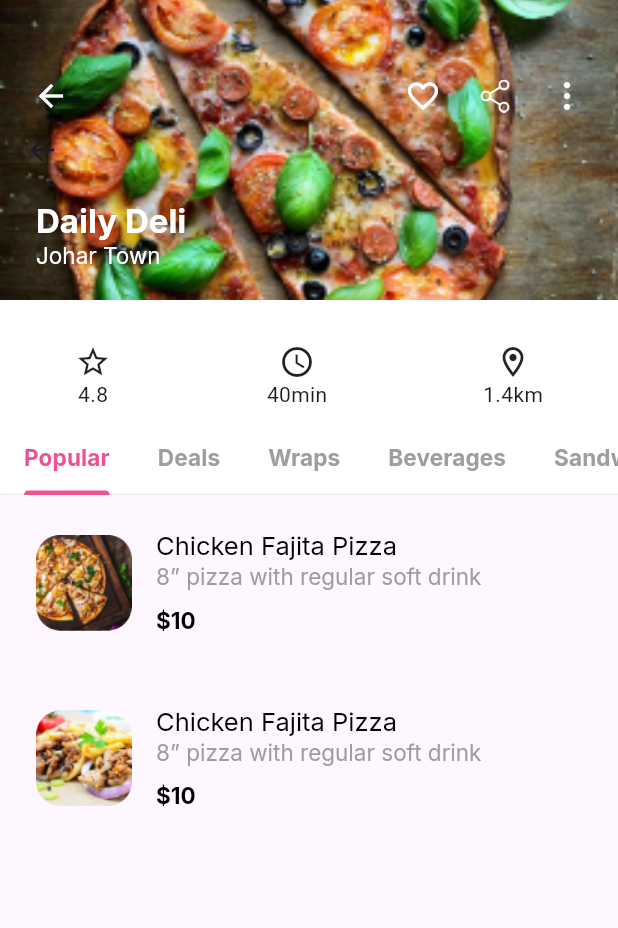
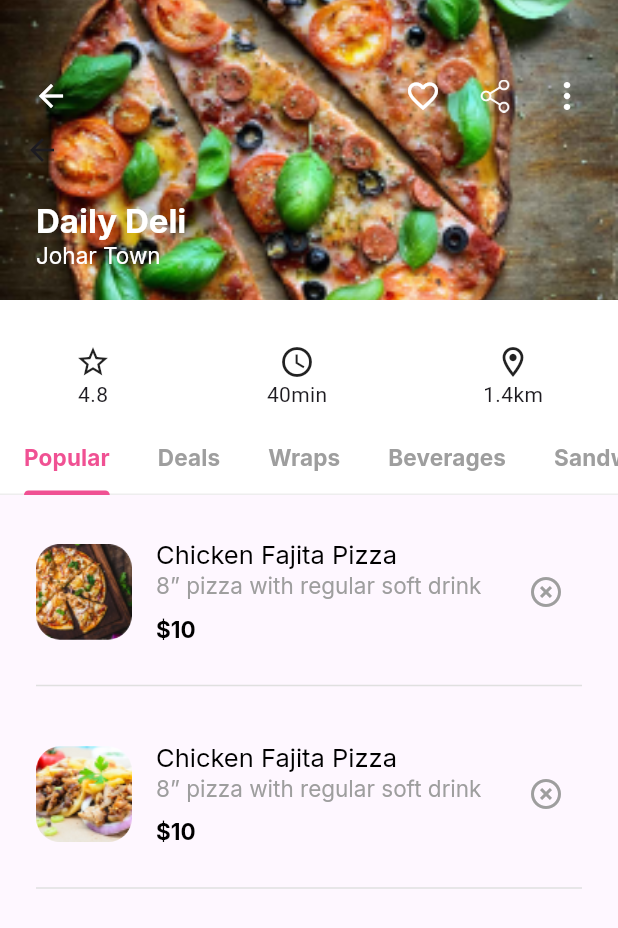
Before and after one commit to Nestech-Mobile-K18/foodeck_mobile, a Flutter app: the DealsPage screen opened directly, on a phone screen of 412 x 824 dp. Shown: the top 928 px of the screen. Run offline on Flutter 3.47's test engine with Material 3 defaults, Android fonts, the phone set to English and light mode, and no system bars; our stand-ins replace flutter_dotenv, flutter_map, flutter_sizer, get, google_fonts, google_sign_in and 6 more; accounts and stored records are empty; network calls fail.

Commit message:
no message

```diff
--- a/lib/models/restaurant.dart
+++ b/lib/models/restaurant.dart
@@ -25,7 +25,7 @@ class Restaurant extends ChangeNotifier {
     FoodItems(
         picture: hamburger,
         nameFood: 'Deal 2\n',
-        detail: '1 regular burger with small fries\n',
+        detail: '1 regular burger with\nsmall fries\n',
         price: '\$6',
         foodCategory: FoodCategory.Deals),
     FoodItems(
--- a/lib/pages/deals/widget/list_food.dart
+++ b/lib/pages/deals/widget/list_food.dart
@@ -22,26 +22,42 @@ class _ListFoodState extends State<ListFood> {
   @override
   Widget build(BuildContext context) {
     return Padding(
-      padding: const EdgeInsets.symmetric(vertical: 24, horizontal: 24),
-      child: Row(
+      padding: const EdgeInsets.only(top: 30, left: 24, right: 24),
+      child: Column(
         children: [
-          Container(
+          Row(
+            mainAxisAlignment: MainAxisAlignment.spaceBetween,
+            children: [
+              Row(
+                children: [
+                  Badge(
+                    isLabelVisible: false,
+                    largeSize: 20,
+                    padding: EdgeInsets.symmetric(horizontal: 7),
+                    textStyle: inter.copyWith(fontSize: 12),
+                    backgroundColor: Colors.black,
+                    label: Text('1'),
+                    child: Container(
                         width: 64,
                         height: 64,
                         decoration: BoxDecoration(
                             borderRadius: BorderRadius.circular(16),
                             image: DecorationImage(
-                      image: AssetImage(widget.picture), fit: BoxFit.cover))),
+                                image: AssetImage(widget.picture),
+                                fit: BoxFit.cover))),
+                  ),
                   Padding(
                     padding: const EdgeInsets.only(left: 16),
                     child: RichText(
                         text: TextSpan(
                             text: widget.nameFood,
-                    style: inter.copyWith(fontSize: 17, color: Colors.black),
+                            style: inter.copyWith(
+                                fontSize: 17, color: Colors.black),
                             children: [
                           TextSpan(
                               text: widget.detail,
-                      style: inter.copyWith(fontSize: 15, color: Colors.grey)),
+                              style: inter.copyWith(
+                                  fontSize: 15, color: Colors.grey)),
                           WidgetSpan(
                               child: SizedBox(
                             height: 30,
@@ -54,6 +70,22 @@ class _ListFoodState extends State<ListFood> {
                   )
                 ],
               ),
+              IconButton(
+                  onPressed: () {},
+                  icon: Icon(
+                    Icons.highlight_remove,
+                    color: Colors.grey,
+                  ))
+            ],
+          ),
+          Padding(
+            padding: const EdgeInsets.only(top: 20),
+            child: Divider(
+              color: Colors.grey[300],
+            ),
+          )
+        ],
+      ),
     );
   }
 }
```
Lines whose indentation alone changed are shown as unchanged.
